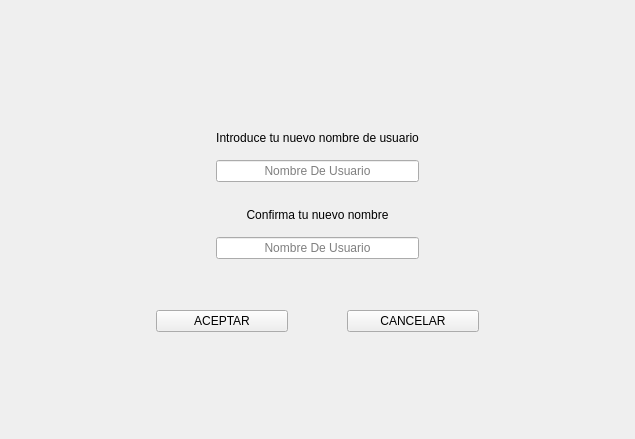
This is Cambiar_Nombre.ui in Matapuercos666/OPTICA as Qt 5 draws it before an edit. The edited form follows.
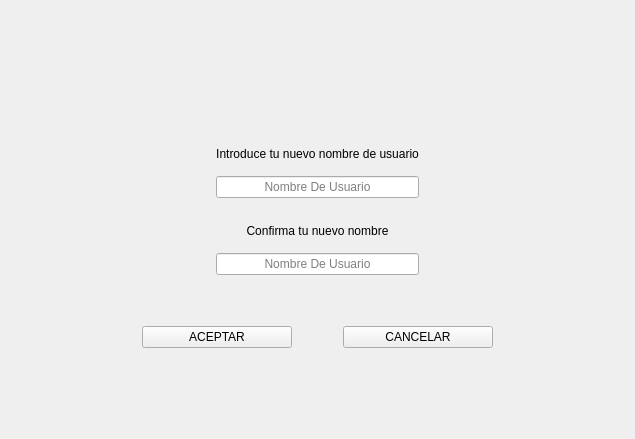
This is the edited form. Icons and pictures are not drawn.

What changed in the file:
```diff
--- a/Cambiar_Nombre.ui
+++ b/Cambiar_Nombre.ui
@@ -127,42 +127,6 @@
        </item>
       </layout>
      </item>
-     <item row="0" column="0">
-      <layout class="QGridLayout" name="gridLayout_5">
-       <item row="0" column="0">
-        <widget class="QLabel" name="label">
-         <property name="sizePolicy">
-          <sizepolicy hsizetype="Preferred" vsizetype="Preferred">
-           <horstretch>0</horstretch>
-           <verstretch>0</verstretch>
-          </sizepolicy>
-         </property>
-         <property name="maximumSize">
-          <size>
-           <width>50</width>
-           <height>50</height>
-          </size>
-         </property>
-         <property name="text">
-          <string/>
-         </property>
-         <property name="pixmap">
-          <pixmap resource="RECURSOS.qrc">:/IMAGENES/IMAGENES/LOGOS/Logo con fondo gris.png</pixmap>
-         </property>
-         <property name="scaledContents">
-          <bool>true</bool>
-         </property>
-        </widget>
-       </item>
-       <item row="1" column="0">
-        <widget class="QLabel" name="UsuarioActual">
-         <property name="text">
-          <string/>
-         </property>
-        </widget>
-       </item>
-      </layout>
-     </item>
      <item row="4" column="0">
       <layout class="QGridLayout" name="gridLayout_2" columnstretch="4,5,2,5,4">
        <property name="topMargin">
@@ -170,6 +134,12 @@
        </property>
        <item row="0" column="3">
         <widget class="QPushButton" name="CANCELAR">
+         <property name="minimumSize">
+          <size>
+           <width>150</width>
+           <height>0</height>
+          </size>
+         </property>
          <property name="text">
           <string>CANCELAR</string>
          </property>
@@ -193,6 +163,12 @@
        </item>
        <item row="0" column="1">
         <widget class="QPushButton" name="ACEPTAR">
+         <property name="minimumSize">
+          <size>
+           <width>150</width>
+           <height>0</height>
+          </size>
+         </property>
          <property name="text">
           <string>ACEPTAR</string>
          </property>
@@ -242,6 +218,81 @@
        </item>
       </layout>
      </item>
+     <item row="0" column="0">
+      <layout class="QGridLayout" name="gridLayout_5" rowstretch="4,2" columnstretch="2,7,2">
+       <item row="0" column="0">
+        <spacer name="horizontalSpacer_6">
+         <property name="orientation">
+          <enum>Qt::Orientation::Horizontal</enum>
+         </property>
+         <property name="sizeHint" stdset="0">
+          <size>
+           <width>40</width>
+           <height>20</height>
+          </size>
+         </property>
+        </spacer>
+       </item>
+       <item row="0" column="1">
+        <widget class="QLabel" name="label">
+         <property name="sizePolicy">
+          <sizepolicy hsizetype="Preferred" vsizetype="Preferred">
+           <horstretch>0</horstretch>
+           <verstretch>0</verstretch>
+          </sizepolicy>
+         </property>
+         <property name="maximumSize">
+          <size>
+           <width>50</width>
+           <height>50</height>
+          </size>
+         </property>
+         <property name="text">
+          <string/>
+         </property>
+         <property name="pixmap">
+          <pixmap resource="RECURSOS.qrc">:/IMAGENES/IMAGENES/LOGOS/Logo con fondo gris.png</pixmap>
+         </property>
+         <property name="scaledContents">
+          <bool>true</bool>
+         </property>
+        </widget>
+       </item>
+       <item row="0" column="2">
+        <spacer name="horizontalSpacer_7">
+         <property name="orientation">
+          <enum>Qt::Orientation::Horizontal</enum>
+         </property>
+         <property name="sizeHint" stdset="0">
+          <size>
+           <width>40</width>
+           <height>20</height>
+          </size>
+         </property>
+        </spacer>
+       </item>
+       <item row="1" column="2">
+        <layout class="QGridLayout" name="gridLayout_8">
+         <property name="topMargin">
+          <number>0</number>
+         </property>
+         <property name="rightMargin">
+          <number>0</number>
+         </property>
+         <item row="0" column="0">
+          <widget class="QLabel" name="UsuarioActual">
+           <property name="text">
+            <string/>
+           </property>
+           <property name="alignment">
+            <set>Qt::AlignmentFlag::AlignRight|Qt::AlignmentFlag::AlignTrailing|Qt::AlignmentFlag::AlignVCenter</set>
+           </property>
+          </widget>
+         </item>
+        </layout>
+       </item>
+      </layout>
+     </item>
     </layout>
    </item>
   </layout>
```
